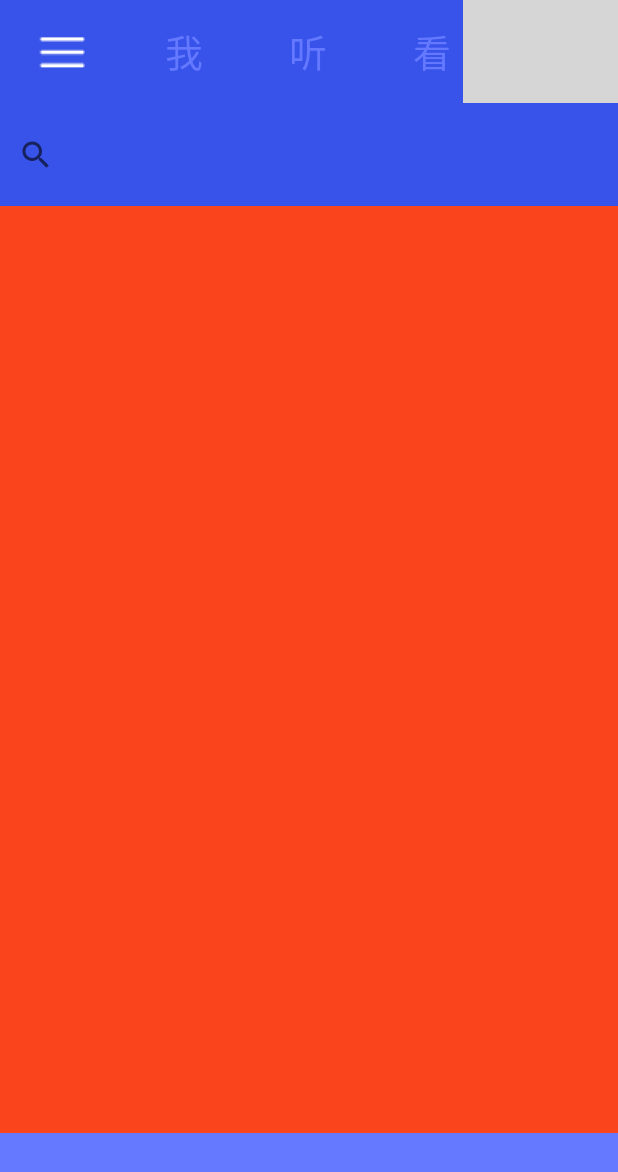
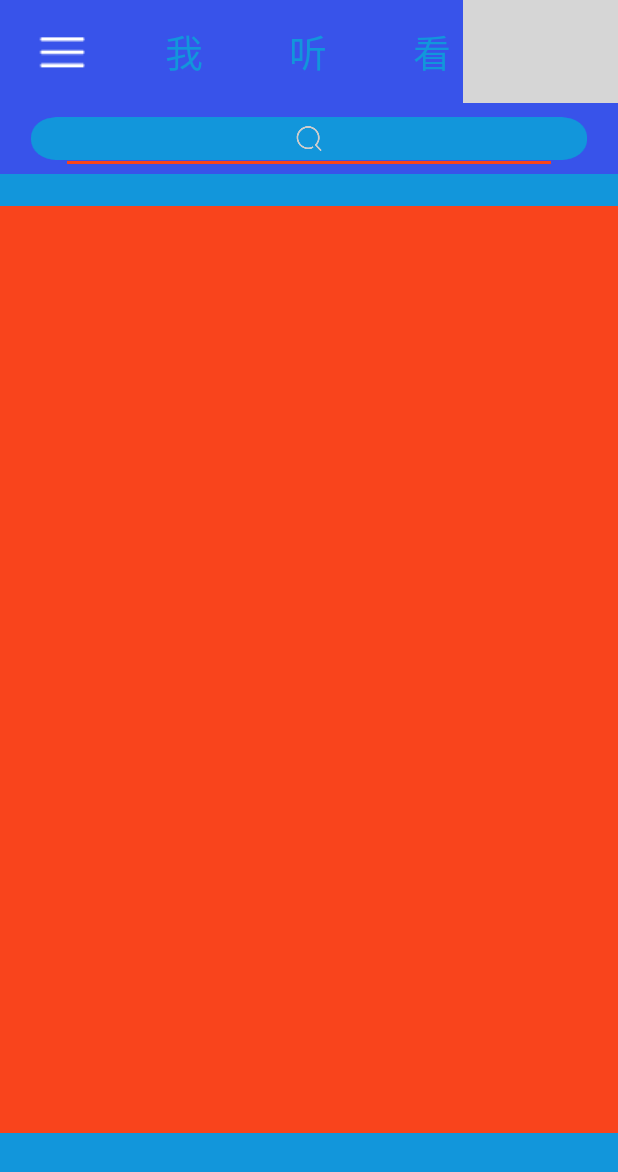
Before and after one commit to 1343411539/KuGou, an Android app: the screen it shows after launch (MainActivity), on a phone screen of 412 x 824 dp. Shown: the top 1172 px of the screen. Run offline under Robolectric (Android 15) with nearby library versions, the light colour scheme and no system bars; 2 statements that could not run were skipped; grey boxes are pictures that could not be loaded.

Commit message:
禹清龙

```diff
--- /dev/null
+++ b/app/src/main/res/drawable/ic_icon_blue_sou.xml
@@ -0,0 +1,4 @@
+<vector android:height="24dp" android:viewportHeight="1024.0"
+    android:viewportWidth="1024.0" android:width="24dp" xmlns:android="http://schemas.android.com/apk/res/android">
+    <path android:fillColor="#1296db" android:pathData="M1024,938.8l-43.5,38.7 -203.4,-188.8a456.7,456.7 0,0 1,-318.6 129.2C205.7,917.9 0,712 0,459 0,205.9 205.7,0 458.5,0s458.5,205.9 458.5,459c0,108.2 -37.6,207.9 -100.5,286.4L1024,938.8zM458.5,849.8c215.3,0 390.5,-175.3 390.5,-390.9 0,-215.5 -175.2,-390.9 -390.5,-390.9 -215.3,0 -390.5,175.4 -390.5,390.9 0,215.6 175.2,390.9 390.5,390.9z"/>
+</vector>
--- /dev/null
+++ b/app/src/main/res/drawable/ic_sou_suo_kuang.xml
@@ -0,0 +1,9 @@
+<vector xmlns:android="http://schemas.android.com/apk/res/android"
+        android:width="2105dp"
+        android:height="200dp"
+        android:viewportWidth="10778.0"
+        android:viewportHeight="1024.0">
+    <path
+        android:pathData="M485,0h9808.7a485,485 0,0 1,485 485v53.9a485,485 0,0 1,-485 485H485a485,485 0,0 1,-485 -485V485A485,485 0,0 1,485 0z"
+        android:fillColor="#1296db"/>
+</vector>
--- a/app/src/main/res/layout/activity_main.xml
+++ b/app/src/main/res/layout/activity_main.xml
@@ -67,17 +67,33 @@
 
         </LinearLayout>
 
-        <LinearLayout
+        <FrameLayout
             android:id="@+id/search_layout"
             android:layout_width="match_parent"
-            android:orientation="vertical"
             android:background="@color/colorPrimaryDark"
             android:layout_height="47dp">
-            <android.support.v7.widget.SearchView
+            <ImageView
                 android:layout_width="match_parent"
                 android:layout_height="match_parent"
-                ></android.support.v7.widget.SearchView>
-        </LinearLayout>
+                android:background="@drawable/ic_sou_suo_kuang"
+                android:scaleX="0.9"
+                android:scaleY="0.6"/>
+            <ImageView
+                android:layout_width="match_parent"
+                android:layout_height="match_parent"
+                android:src="@drawable/ic_sou_suo"
+                android:scaleX="0.4"
+                android:scaleY="0.4"/>
+            <EditText
+                android:layout_width="match_parent"
+                android:layout_height="match_parent"
+                android:scaleX="0.8"
+                android:gravity="center"
+                android:imeOptions="actionDone"
+                android:inputType="text"
+                android:maxLines="1"
+                ></EditText>
+        </FrameLayout>
     </LinearLayout>
 
     <android.support.v4.view.ViewPager
--- a/app/src/main/res/values/colors.xml
+++ b/app/src/main/res/values/colors.xml
@@ -1,6 +1,6 @@
 <?xml version="1.0" encoding="utf-8"?>
 <resources>
-    <color name="colorPrimary">#6479ff</color>
+    <color name="colorPrimary">#1296db</color>
     <color name="colorPrimaryDark">#3853ea</color>
     <color name="colorAccent">#f9441c</color>
     <color name="colorBigRed">#ff0202</color>
```
